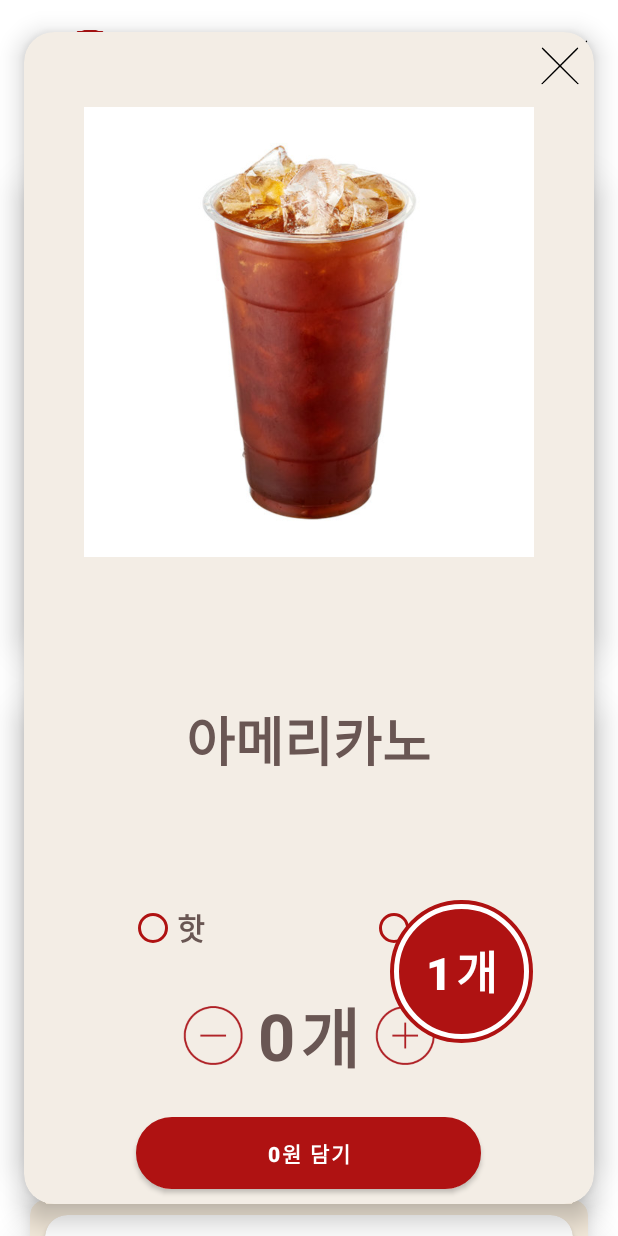
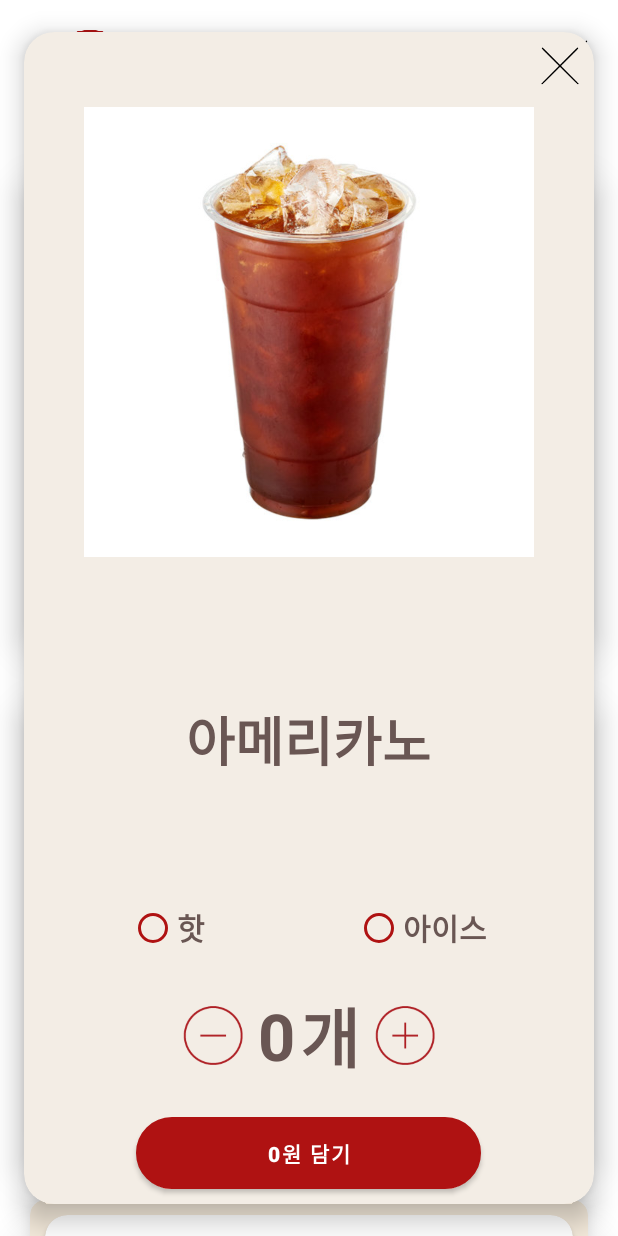
Before and after one commit to Yong-Dd/Team-Peridot, an Android app: the fragment MenuFragment placed in its activity, after a tap on "0원 담기", on a phone screen of 412 x 824 dp. Run offline under Robolectric (Android 15) with nearby library versions, the phone set to English and light mode, and no system bars; 1 other tap on this screen came first.

Commit message:
menu fragment - radio button 수정, 개수 선택 수정
payment page - 시간선택 추가
- onPause() 가격 중복 방지

```diff
--- a/app/src/main/java/com/peridot/o_der/client/MenuFragment.java
+++ b/app/src/main/java/com/peridot/o_der/client/MenuFragment.java
@@ -12,6 +12,7 @@ import android.view.animation.Animation;
 import android.widget.Button;
 import android.widget.ImageButton;
 import android.widget.LinearLayout;
+import android.widget.RadioButton;
 import android.widget.TextView;
 import android.widget.Toast;
 
@@ -30,9 +31,13 @@ public class MenuFragment extends Fragment {
 
     Animation translateDownAnim;
     static int ordercount ;
+    RadioButton HotBtn;
+    RadioButton IceBtn;
     Button orderbutton;
 
-    int count2;
+    static int count2;
+
+    MenuPage menuPage = new MenuPage();
 
     @Nullable
     @Override
@@ -42,6 +47,8 @@ public class MenuFragment extends Fragment {
         ordercount = 0;
         coffee_quan = rootView.findViewById(R.id.coffee_quan);
         Add_btn_text = rootView.findViewById(R.id.Add_btn);
+        HotBtn = rootView.findViewById(R.id.Hot_btn);
+        IceBtn = rootView.findViewById(R.id.Ice_btn);
         count2 = Integer.parseInt(Add_btn_text.getText().toString());
 
         ImageButton closeBtn = rootView.findViewById(R.id.close_btn);         // 닫기 버튼
@@ -64,19 +71,22 @@ public class MenuFragment extends Fragment {
                 count--;
                 coffee_quan.setText(String.valueOf(count));
 
-//                count2 = Integer.parseInt(Add_btn_text.getText().toString());
-//                count2 =  count2 - 3000;
-//                Add_btn_text.setText(String.valueOf(count2));
                 count2 -= 3000;
                 String text = String.valueOf(count2)+"원 담기";
+                String texts = "0원 담기";
                 Add_btn_text.setText(text);
 
-                if(count <= 0){                                       // 개수가 0 이하일 때
+                if(count < 1){                                                // 개수가 1 미만일 때
                     AlertDialog.Builder builder = new AlertDialog.Builder(getContext());
                     builder.setTitle("경고");
                     builder.setMessage("잘못된 개수입니다.");
                     builder.setNegativeButton("돌아가기", null);
                     builder.create().show();
+
+                    count = 0;
+                    coffee_quan.setText(String.valueOf(count));
+                    count2 = 0;
+                    Add_btn_text.setText(texts);
                 }
             }
         });
@@ -105,14 +115,24 @@ public class MenuFragment extends Fragment {
                 LinearLayout fragmentpage = ((MenuPage) MenuPage.context_menu).findViewById(R.id.fragmentPage);
                 orderbutton = ((MenuPage)MenuPage.context_menu).findViewById(R.id.orderbutton);
 
+                // 핫/아이스 버튼 선택하지 않았을 경우
+                if(HotBtn.isChecked() == false && IceBtn.isChecked() == false) {
+                    Toast.makeText(getContext(), "핫/아이스 를 선택하세요", Toast.LENGTH_LONG).show();
+                }
+                else {
+                    if(count2 > 0) {
                         fragmentpage.startAnimation(translateDownAnim);
                         fragmentpage.setVisibility(View.GONE);
-
                         orderbutton.setVisibility(View.VISIBLE);
                         orderbutton.startAnimation(translateUpAnim);
 
                         ordercount+=1;
                         orderbutton.setText(Integer.toString(ordercount)+"개");
+                    }
+                    else{
+                        Toast.makeText(getContext(), "잘못된 개수입니다", Toast.LENGTH_LONG).show();
+                    }
+                }
 
 
                 //******총 가격을 (count2)를 MenuPage의 checkItem으로 넘김
--- a/app/src/main/res/layout/menu_fragment.xml
+++ b/app/src/main/res/layout/menu_fragment.xml
@@ -79,6 +79,11 @@
             android:layout_marginBottom="160dp"
             android:orientation="horizontal">
 
+            <RadioGroup
+                android:layout_width="wrap_content"
+                android:layout_height="wrap_content"
+                android:orientation="horizontal">
+
                 <RadioButton
                     android:id="@+id/Hot_btn"
                     android:layout_width="wrap_content"
@@ -94,12 +99,15 @@
                     android:id="@+id/Ice_btn"
                     android:layout_width="wrap_content"
                     android:layout_height="wrap_content"
-                android:layout_marginLeft="110dp"
+                    android:layout_marginStart="100dp"
+                    android:layout_marginLeft="100dp"
                     android:text="아이스"
                     android:textColor="#695653"
                     android:textSize="20sp"
                     android:textStyle="bold"
                     app:buttonTint="#af1212" />
+            </RadioGroup>
+
         </LinearLayout>
 
         <LinearLayout
```
Also changed, not shown: app/src/main/java/com/peridot/o_der/client/PaymentPage.java (+38 -2 lines). Lines whose indentation alone changed are shown as unchanged.
